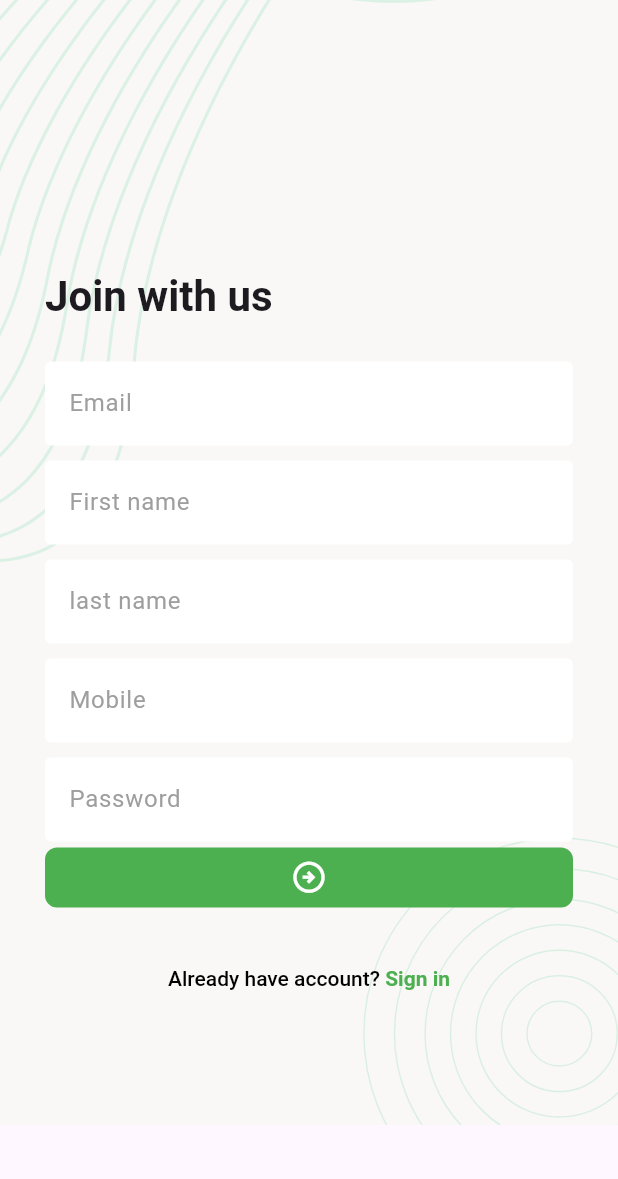
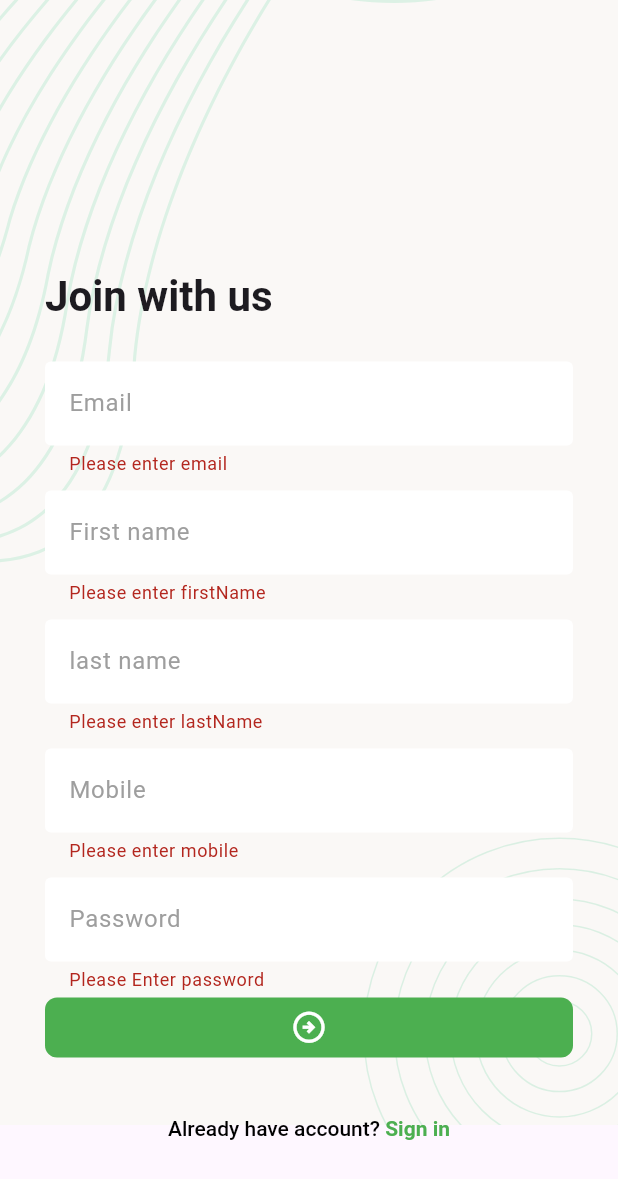
Before and after one commit to taufiqurSabbir/batch_17, a Flutter app: the SignUpScreen screen opened directly, after a tap on the "arrow circle right" icon, on a phone screen of 412 x 824 dp. Shown: the top 1179 px of the screen. Run offline on Flutter 3.47's test engine with Material 3 defaults, Android fonts, the phone set to English and light mode, and no system bars; our stand-ins replace flutter_svg, sqflite; accounts and stored records are empty.

Commit message:
task_manager_3

```diff
--- /dev/null
+++ b/lib/task_manager/data/model/api_response.dart
@@ -0,0 +1,13 @@
+class ApiResponse {
+  final int responseCode;
+  final dynamic responseData;
+  final bool isSuccess;
+  final String? errorMessage;
+
+  ApiResponse({
+    required this.responseCode,
+    required this.responseData,
+    required this.isSuccess,
+    this.errorMessage,
+  });
+}
--- a/lib/task_manager/screens/sign_up_screen.dart
+++ b/lib/task_manager/screens/sign_up_screen.dart
@@ -1,8 +1,13 @@
+import 'package:batch_17/task_manager/data/model/api_response.dart';
+import 'package:batch_17/task_manager/data/service/api_caller.dart';
 import 'package:batch_17/task_manager/screens/login_screen.dart';
 import 'package:batch_17/task_manager/utils/app_colors.dart';
 import 'package:batch_17/task_manager/widget/screen_bg.dart';
 import 'package:flutter/gestures.dart';
 import 'package:flutter/material.dart';
+
+import '../../module_10/crud/utils/urls.dart';
+import '../utils/urls.dart';
 
 class SignUpScreen extends StatefulWidget {
   const SignUpScreen({super.key});
@@ -16,12 +21,48 @@ class _SignUpScreenState extends State<SignUpScreen> {
   void onTapSignIn(){
       Navigator.push(context, MaterialPageRoute(builder: (context)=>LoginScreen()));
   }
+  final GlobalKey<FormState> formkey = GlobalKey<FormState>();
+  TextEditingController emailController = TextEditingController();
+  TextEditingController firstNameController = TextEditingController();
+  TextEditingController lastNameController = TextEditingController();
+  TextEditingController mobileController = TextEditingController();
+  TextEditingController passwordController = TextEditingController();
+
+  Future<void>signUp() async {
+
+
+
+
+    final ApiResponse response = await ApiCaller.PostRequest(url: TMUrls.SignUpURL,
+    body: {
+      "email":emailController.text,
+      "firstName":firstNameController.text,
+      "lastName":lastNameController.text,
+      "mobile":mobileController.text,
+      "password":passwordController.text,
+    }
+
+    );
+
+
+    if(response.isSuccess){
+      Navigator.pushReplacement(context, MaterialPageRoute(builder: (context)=>LoginScreen()));
+      ScaffoldMessenger.of(context).showSnackBar(SnackBar(content: Text('Sign up success....!')));
+
+
+    }else{
+      ScaffoldMessenger.of(context).showSnackBar(SnackBar(content: Text(response.responseData['data'])));
+
+    }
+  }
 
   @override
   Widget build(BuildContext context) {
     return Scaffold(
       body: ScreenBG(child: Padding(
         padding: const EdgeInsets.all(30.0),
+        child: Form(
+          key: formkey,
           child: Column(
             crossAxisAlignment: CrossAxisAlignment.start,
             children: [
@@ -29,37 +70,90 @@ class _SignUpScreenState extends State<SignUpScreen> {
               Text('Join with us', style: Theme.of(context).textTheme.titleLarge,),
               SizedBox(height: 25,),
               TextFormField(
+                controller: emailController,
                 decoration: InputDecoration(
                     hintText: 'Email'
                 ),
+                validator: (value){
+                  if(value ==null || value.isEmpty){
+                    return 'Please enter email';
+                  }else{
+                    return null;
+                  }
+                },
               ),
               SizedBox(height: 10,),
               TextFormField(
+                controller: firstNameController,
                 decoration: InputDecoration(
+
                     hintText: 'First name'
                 ),
+
+                validator: (value){
+                  if(value ==null || value.isEmpty){
+                    return 'Please enter firstName';
+                  }else{
+                    return null;
+                  }
+                },
+
               ),
               SizedBox(height: 10,),
               TextFormField(
+                controller: lastNameController,
                 decoration: InputDecoration(
                     hintText: 'last name'
                 ),
+
+                validator: (value){
+                  if(value ==null || value.isEmpty){
+                    return 'Please enter lastName';
+                  }else{
+                    return null;
+                  }
+                },
               ),
               SizedBox(height: 10,),
               TextFormField(
+                controller: mobileController,
                 decoration: InputDecoration(
                     hintText: 'Mobile'
                 ),
+                validator: (value){
+                  if(value ==null || value.isEmpty){
+                    return 'Please enter mobile';
+                  }else if(value.length != 11){
+                    return 'Please enter correct mobile number';
+                  }else{
+                    return null;
+                  }
+                },
+
               ),
               SizedBox(height: 10,),
 
               TextFormField(
+                controller: passwordController,
                 decoration: InputDecoration(
                     hintText: 'Password'
                 ),
+
+                validator: (value){
+                  if(value == null || value.isEmpty){
+                    return 'Please Enter password';
+                  }else{
+                    return null;
+                  }
+                },
               ),
 
-            FilledButton(onPressed: (){}, child: Icon(Icons.arrow_circle_right_outlined,size: 25,)),
+              FilledButton(onPressed: (){
+                if(formkey.currentState!.validate()){
+
+                  signUp();
+                }
+              }, child: Icon(Icons.arrow_circle_right_outlined,size: 25,)),
 
               SizedBox(height: 35,),
 
@@ -85,6 +179,7 @@ class _SignUpScreenState extends State<SignUpScreen> {
 
             ],
           ),
+        ),
       )),
     );
   }
--- /dev/null
+++ b/lib/task_manager/utils/urls.dart
@@ -0,0 +1,6 @@
+class TMUrls {
+  static String baseURL = 'https://task-manager-api.ostad.live/api/v1';
+  static String SignUpURL = '$baseURL/Registration';
+  static String SignInURL = '$baseURL/Login';
+
+}
```
Also changed, not shown: lib/task_manager/data/service/api_caller.dart (added, +50 -0 lines). Lines whose indentation alone changed are shown as unchanged.
